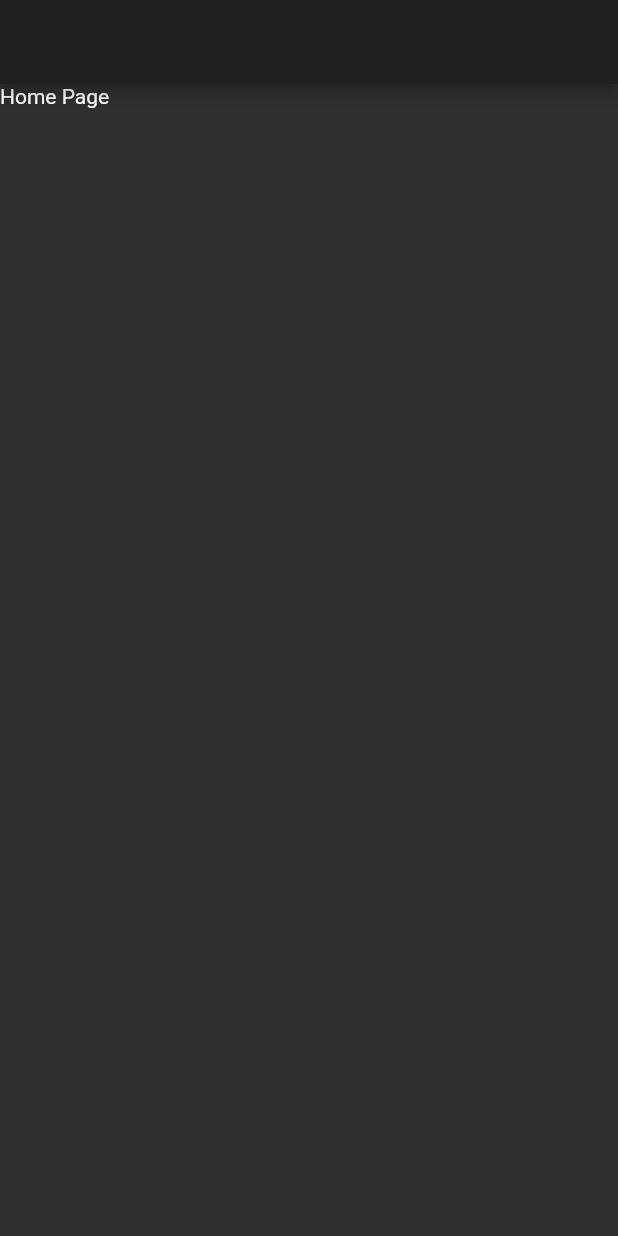
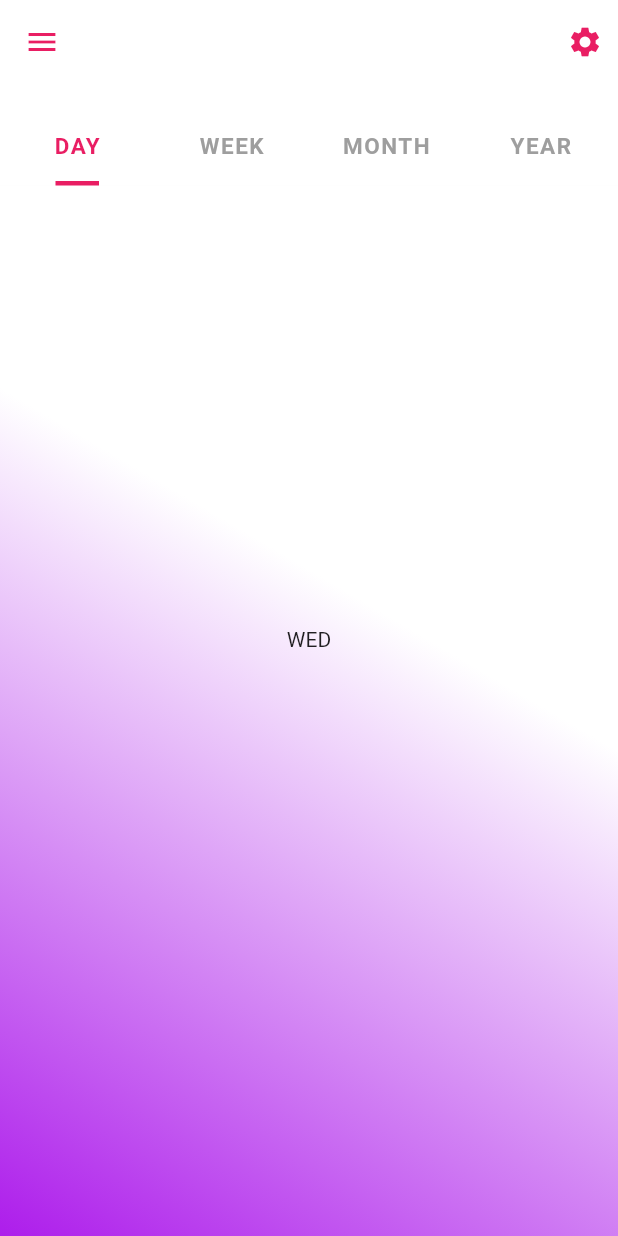
Before and after one commit to theTaoTeam/whyJournal_app, a Flutter app: the screen it shows after launch, on a phone screen of 412 x 824 dp. Run offline on Flutter 3.47's test engine with Material 2 defaults, Android fonts, the phone set to English and light mode, and no system bars.

Commit message:
feat(Home): Set initial component hierarchy and design for home page and day page

```diff
--- /dev/null
+++ b/lib/helpers/design/theme.dart
@@ -0,0 +1,7 @@
+import 'package:flutter/material.dart';
+
+ThemeData buildAppThemeData() {
+  return ThemeData(
+    primaryColor: Color.fromRGBO(255, 255, 255, 1),
+  );
+}
--- a/lib/main.dart
+++ b/lib/main.dart
@@ -3,6 +3,8 @@ import 'package:flutter/services.dart';
 import 'package:scoped_model/scoped_model.dart';
 
 import 'package:journal/pages/home/home.dart';
+
+import 'helpers/design/theme.dart';
 
 void main() {
   SystemChrome.setPreferredOrientations([
@@ -25,7 +27,7 @@ class MyApp extends StatelessWidget {
 
 Widget _buildApp(BuildContext context) {
   return MaterialApp(
-    theme: ThemeData.dark(),
+    theme: buildAppThemeData(),
     routes: {
       '/': (BuildContext context) => HomePage(),
     },
--- /dev/null
+++ b/lib/pages/home/day/day.dart
@@ -0,0 +1,73 @@
+import 'package:flutter/material.dart';
+import 'package:flutter/widgets.dart';
+
+class DayPage extends StatefulWidget {
+  @override
+  State<StatefulWidget> createState() {
+    return _DayPageState();
+  }
+}
+
+class _DayPageState extends State<DayPage> with SingleTickerProviderStateMixin {
+  TabController _tabController;
+
+  @override
+  void initState() {
+    _tabController = TabController(vsync: this, length: 7, initialIndex: 3);
+    super.initState();
+  }
+
+  @override
+  void dispose() {
+    _tabController.dispose();
+    super.dispose();
+  }
+
+  @override
+  Widget build(BuildContext context) {
+    final double height = MediaQuery.of(context).size.height;
+    final double width = MediaQuery.of(context).size.width;
+    return DefaultTabController(
+      length: 7,
+      child: Scaffold(
+        backgroundColor: Colors.transparent,
+        bottomNavigationBar: PreferredSize(
+          preferredSize: Size.fromHeight(height * 0.15),
+          child: TabBar(
+            controller: _tabController,
+            indicatorPadding: EdgeInsets.fromLTRB(39, 0, 39, 0),
+            indicatorWeight: 3,
+            indicatorColor: Colors.white,
+            labelColor: Colors.white,
+            labelPadding: EdgeInsets.fromLTRB(0, 0, 0, 10),
+            unselectedLabelColor: Colors.white70,
+            labelStyle: TextStyle(
+                fontSize: 14, fontWeight: FontWeight.w700, letterSpacing: 1),
+            tabs: [
+              Text('SUN'),
+              Text('MON'),
+              Text('TUE'),
+              Text('WED'),
+              Text('THU'),
+              Text('FRI'),
+              Text('SAT'),
+            ],
+          ),
+        ),
+        body: TabBarView(
+          controller: _tabController,
+          physics: NeverScrollableScrollPhysics(),
+          children: <Widget>[
+            Center(child: Text('SUN')),
+            Center(child: Text('MON')),
+            Center(child: Text('TUE')),
+            Center(child: Text('WED')),
+            Center(child: Text('THU')),
+            Center(child: Text('FRI')),
+            Center(child: Text('SAT')),
+          ],
+        ),
+      ),
+    );
+  }
+}
--- a/lib/pages/home/home.dart
+++ b/lib/pages/home/home.dart
@@ -1,16 +1,69 @@
 import 'package:flutter/material.dart';
+
+import 'day/day.dart';
 
 class HomePage extends StatelessWidget {
   @override
   Widget build(BuildContext context) {
-    return Scaffold(
-      appBar: AppBar(
-        leading: Container(),
-        title: Container(),
-        actions: <Widget>[],
-        backgroundColor: Theme.of(context).primaryColor,
+    final double height = MediaQuery.of(context).size.height;
+    final double width = MediaQuery.of(context).size.width;
+    return DefaultTabController(
+      length: 4,
+      child: Scaffold(
+        appBar: PreferredSize(
+          preferredSize: Size.fromHeight(height * 0.15),
+          child: AppBar(
+            elevation: 0,
+            backgroundColor: Theme.of(context).primaryColor,
+            leading: Icon(Icons.menu, color: Colors.pink),
+            title: Container(),
+            actions: <Widget>[
+              Container(
+                padding: EdgeInsets.all(10),
+                child: Icon(
+                  Icons.settings,
+                  color: Colors.pink,
+                ),
+              )
+            ],
+            bottom: TabBar(
+              indicatorPadding: EdgeInsets.fromLTRB(37, 0, 37, 0),
+              indicatorWeight: 3,
+              indicatorColor: Colors.pink,
+              labelColor: Colors.pink,
+              labelStyle: TextStyle(fontSize: 15, fontWeight: FontWeight.w700, letterSpacing: 1),
+              unselectedLabelColor: Colors.grey,
+              tabs: [
+                Tab(text: 'DAY'),
+                Tab(text: 'WEEK'),
+                Tab(text: 'MONTH'),
+                Tab(text: 'YEAR'),
+              ],
+            ),
+          ),
+        ),
+        body: Container(
+          decoration: BoxDecoration(
+              gradient: LinearGradient(
+            begin: Alignment.topRight,
+            end: Alignment.bottomLeft,
+            stops: [0.4, 1],
+            colors: [
+              Theme.of(context).primaryColor,
+              Color(0xffAD1DEB),
+            ],
+          )),
+          padding: EdgeInsets.only(bottom: height * 0.08),
+          child: TabBarView(
+            children: <Widget>[
+              DayPage(),
+              Center(child: Text('WEEK'),),
+              Center(child: Text('MONTH'),),
+              Center(child: Text('YEAR'),),
+            ],
+          ),
+        ),
       ),
-      body: Container(child: Text('Home Page')),
     );
   }
 }
```
Also changed, not shown: lib/helpers/design/design_helpers.dart (added).
